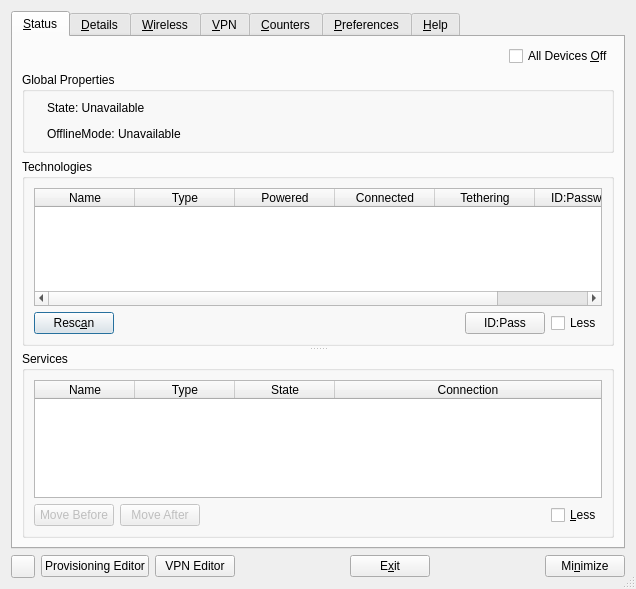
First picture: the form in apps/cmstapp/code/control_box/ui/controlbox.ui, repository andrew-bibb/cmst, before the edit.
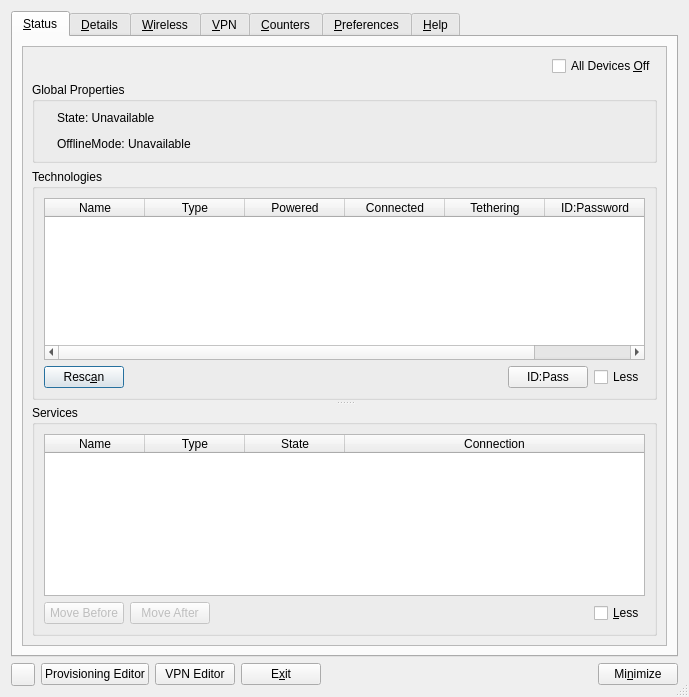
Second picture: the form after the edit.

Commit message: update the main UI to match master

Diff of the .ui file:
```diff
--- a/apps/cmstapp/code/control_box/ui/controlbox.ui
+++ b/apps/cmstapp/code/control_box/ui/controlbox.ui
@@ -6,8 +6,8 @@
    <rect>
     <x>0</x>
     <y>0</y>
-    <width>636</width>
-    <height>589</height>
+    <width>689</width>
+    <height>697</height>
    </rect>
   </property>
   <property name="minimumSize">
@@ -42,6 +42,48 @@
        <string>&amp;Status</string>
       </attribute>
       <layout class="QGridLayout" name="gridLayout_3">
+       <item row="2" column="0">
+        <widget class="QScrollArea" name="scrollArea_5">
+         <property name="widgetResizable">
+          <bool>true</bool>
+         </property>
+         <widget class="QWidget" name="scrollAreaWidgetContents_7">
+          <property name="geometry">
+           <rect>
+            <x>0</x>
+            <y>0</y>
+            <width>647</width>
+            <height>431</height>
+           </rect>
+          </property>
+          <layout class="QGridLayout" name="gridLayout_2">
+           <item row="0" column="0">
+            <layout class="QGridLayout" name="gridLayout_4">
+             <item row="0" column="0">
+              <spacer name="horizontalSpacer_2">
+               <property name="orientation">
+                <enum>Qt::Horizontal</enum>
+               </property>
+               <property name="sizeHint" stdset="0">
+                <size>
+                 <width>40</width>
+                 <height>20</height>
+                </size>
+               </property>
+              </spacer>
+             </item>
+             <item row="0" column="1">
+              <widget class="QCheckBox" name="checkBox_devicesoff">
+               <property name="whatsThis">
+                <string>&lt;html&gt;&lt;head/&gt;&lt;body&gt;&lt;p&gt;This checkbox controls the global setting for switching all radios on or off. When checked all radios are powered down.&lt;/p&gt;&lt;p&gt;When the system is In offline mode it is possible to turn individual devices back on. When leaving offline mode the individual policy of each device determines if the radio is turned back on or not.&lt;/p&gt;&lt;/body&gt;&lt;/html&gt;</string>
+               </property>
+               <property name="text">
+                <string>All Devices &amp;Off</string>
+               </property>
+              </widget>
+             </item>
+            </layout>
+           </item>
        <item row="1" column="0">
         <widget class="QGroupBox" name="groupBox_global_properties">
          <property name="whatsThis">
@@ -50,7 +92,7 @@
          <property name="title">
           <string>Global Properties</string>
          </property>
-         <layout class="QGridLayout" name="gridLayout_4">
+             <layout class="QGridLayout" name="gridLayout_16">
           <item row="2" column="1" colspan="2">
            <widget class="QLabel" name="label_offlinemode">
             <property name="whatsThis">
@@ -144,33 +186,6 @@
          </layout>
         </widget>
        </item>
-       <item row="0" column="0">
-        <layout class="QGridLayout" name="gridLayout_2">
-         <item row="0" column="0">
-          <spacer name="horizontalSpacer_2">
-           <property name="orientation">
-            <enum>Qt::Horizontal</enum>
-           </property>
-           <property name="sizeHint" stdset="0">
-            <size>
-             <width>40</width>
-             <height>20</height>
-            </size>
-           </property>
-          </spacer>
-         </item>
-         <item row="0" column="1">
-          <widget class="QCheckBox" name="checkBox_devicesoff">
-           <property name="whatsThis">
-            <string>&lt;html&gt;&lt;head/&gt;&lt;body&gt;&lt;p&gt;This checkbox controls the global setting for switching all radios on or off. When checked all radios are powered down.&lt;/p&gt;&lt;p&gt;When the system is In offline mode it is possible to turn individual devices back on. When leaving offline mode the individual policy of each device determines if the radio is turned back on or not.&lt;/p&gt;&lt;/body&gt;&lt;/html&gt;</string>
-           </property>
-           <property name="text">
-            <string>All Devices &amp;Off</string>
-           </property>
-          </widget>
-         </item>
-        </layout>
-       </item>
        <item row="2" column="0">
         <widget class="QSplitter" name="splitter">
          <property name="orientation">
@@ -463,6 +478,10 @@
        </item>
       </layout>
      </widget>
+        </widget>
+       </item>
+      </layout>
+     </widget>
      <widget class="QWidget" name="Details">
       <attribute name="title">
        <string>&amp;Details</string>
@@ -1760,19 +1779,6 @@
        </property>
       </widget>
      </item>
-     <item>
-      <spacer name="horizontalSpacer_9">
-       <property name="orientation">
-        <enum>Qt::Horizontal</enum>
-       </property>
-       <property name="sizeHint" stdset="0">
-        <size>
-         <width>40</width>
-         <height>20</height>
-        </size>
-       </property>
-      </spacer>
-     </item>
      <item>
       <widget class="QPushButton" name="pushButton_exit">
        <property name="whatsThis">
```
Left out of the diff: 488 changed lines with no effect on the pictures. Lines whose indentation alone changed are shown as unchanged.
